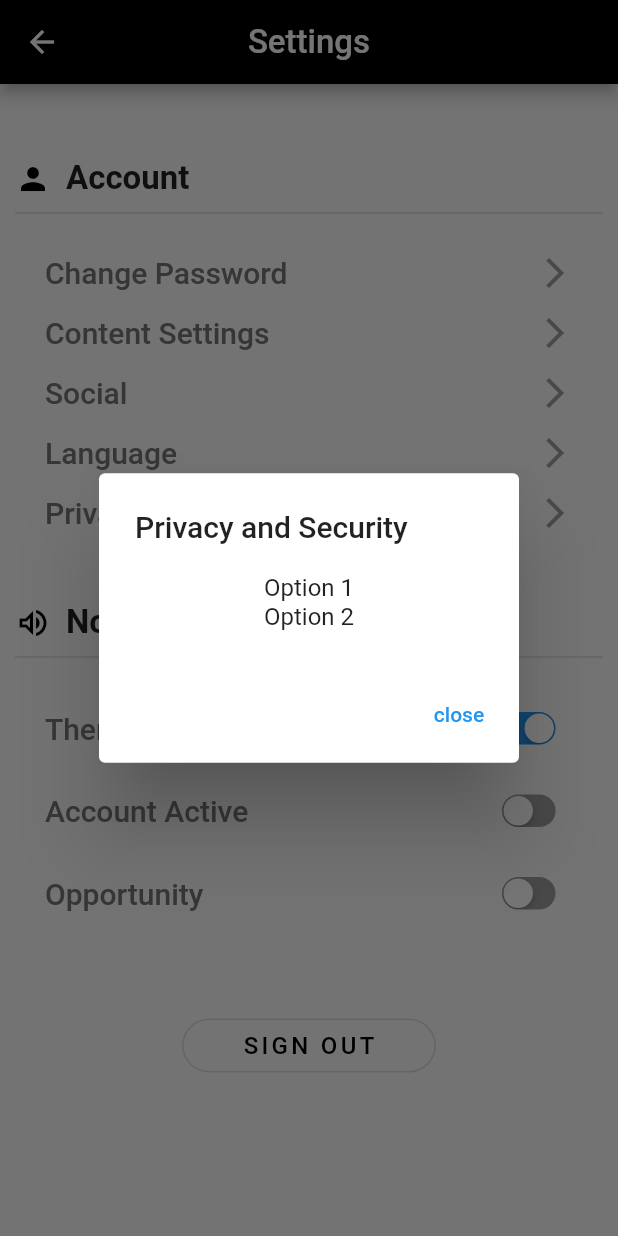
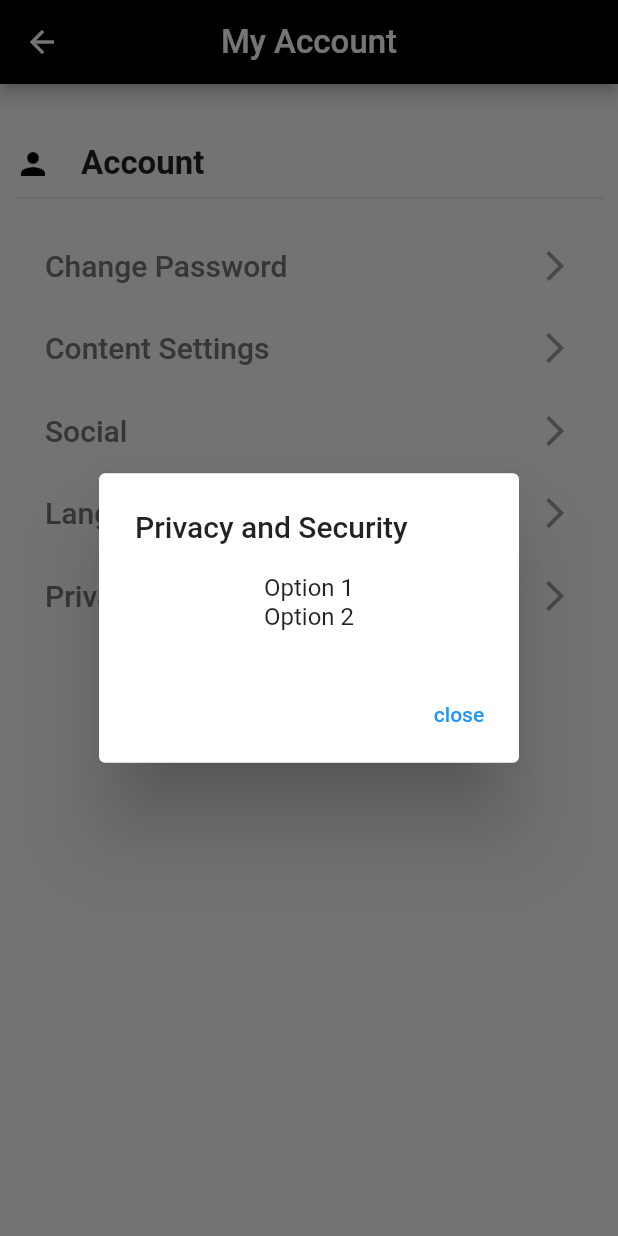
Before and after one commit to Sejal-Khilari/Hostafe, a Flutter app: the NavigationDrawer widget shown alone on an empty page, opened directly, after a tap on "My Account", after a tap on "Privacy and Security", on a phone screen of 412 x 824 dp. Run offline on Flutter 3.47's test engine with Material 2 defaults, Android fonts, the light colour scheme and no system bars; our stand-ins replace cloud_firestore, firebase_auth, firebase_core, fluttertoast; accounts and stored records are empty; network calls fail.

Commit message:
changes in settings.dart and myacccount.dart pages

```diff
--- a/lib/screens/navigation/navigation_drawer.dart
+++ b/lib/screens/navigation/navigation_drawer.dart
@@ -1,4 +1,5 @@
 import 'package:cloud_firestore/cloud_firestore.dart';
+import 'package:email_password/screens/pages/myacccount.dart';
 import 'package:firebase_auth/firebase_auth.dart';
 import 'package:flutter/cupertino.dart';
 import 'package:flutter/material.dart';
@@ -116,7 +117,7 @@ class _NavigationDrawerState extends State<NavigationDrawer> {
     switch (index) {
       case 0:
         Navigator.push(context,
-            MaterialPageRoute(builder: (context) => const Settings1()));
+            MaterialPageRoute(builder: (context) => const MyAccount()));
         break;
       case 1:
         Navigator.push(context,
--- a/lib/screens/pages/myacccount.dart
+++ b/lib/screens/pages/myacccount.dart
@@ -0,0 +1,103 @@
+import 'package:flutter/material.dart';
+import 'package:cupertino_icons/cupertino_icons.dart';
+
+class MyAccount extends StatefulWidget {
+  const MyAccount({Key? key}) : super(key: key);
+
+  @override
+  State<MyAccount> createState() => _MyAccountState();
+}
+
+class _MyAccountState extends State<MyAccount> {
+  @override
+  Widget build(BuildContext context) {
+    return Scaffold(
+      appBar: AppBar(
+        title: Text(
+          'My Account',
+          style: TextStyle(fontSize: 22),
+        ),
+        centerTitle: true,
+        backgroundColor: Colors.black,
+      ),
+      body: Container(
+        padding: const EdgeInsets.all(10),
+        child: ListView(
+          children: [
+            SizedBox(
+              height: 30,
+            ),
+            Row(
+              children: [
+                Icon(
+                  Icons.person,
+                  color: Colors.black,
+                ),
+                SizedBox(
+                  width: 20,
+                ),
+                Text(
+                  "Account",
+                  style: TextStyle(fontSize: 22, fontWeight: FontWeight.bold),
+                )
+              ],
+            ),
+            Divider(height: 20, thickness: 1),
+            SizedBox(height: 15),
+            buildAccountOption(context, "Change Password"),
+            SizedBox(height: 15),
+            buildAccountOption(context, "Content Settings"),
+            SizedBox(height: 15),
+            buildAccountOption(context, "Social"),
+            SizedBox(height: 15),
+            buildAccountOption(context, "Language"),
+            SizedBox(height: 15),
+            buildAccountOption(context, "Privacy and Security"),
+          ],
+        ),
+      ),
+    );
+  }
+
+  GestureDetector buildAccountOption(BuildContext context, String title) {
+    return GestureDetector(
+      onTap: () {
+        showDialog(
+            context: context,
+            builder: (BuildContext context) {
+              return AlertDialog(
+                title: Text(title),
+                content: Column(
+                  mainAxisSize: MainAxisSize.min,
+                  children: [Text("Option 1"), Text('Option 2')],
+                ),
+                actions: [
+                  TextButton(
+                    onPressed: () {
+                      Navigator.of(context).pop();
+                    },
+                    child: Text("close"),
+                  )
+                ],
+              );
+            });
+      },
+      child: Padding(
+        padding: const EdgeInsets.symmetric(vertical: 8, horizontal: 20),
+        child: Row(
+          mainAxisAlignment: MainAxisAlignment.spaceBetween,
+          children: [
+            Text(
+              title,
+              style: TextStyle(
+                  fontSize: 20,
+                  fontWeight: FontWeight.w500,
+                  color: Colors.grey[600]),
+            ),
+            Icon(Icons.arrow_forward_ios, color: Colors.grey),
+          ],
+        ),
+      ),
+    );
+  }
+}
--- a/lib/screens/pages/settings.dart
+++ b/lib/screens/pages/settings.dart
@@ -9,9 +9,9 @@ class Settings1 extends StatefulWidget {
 }
 
 class _SettingsState extends State<Settings1> {
-  bool _isDark = false;
-  ThemeData _light = ThemeData.light();
-  ThemeData _dark = ThemeData.dark();
+  // bool _isDark = false;
+  // ThemeData _light = ThemeData.light();
+  // ThemeData _dark = ThemeData.dark();
 
   bool valNotify1 = true;
   bool valNotify2 = false;
@@ -57,31 +57,8 @@ class _SettingsState extends State<Settings1> {
         child: ListView(
           children: [
             SizedBox(
-              height: 40,
+              height: 20,
             ),
-            Row(
-              children: [
-                Icon(
-                  Icons.person,
-                  color: Colors.black,
-                ),
-                SizedBox(
-                  width: 10,
-                ),
-                Text(
-                  "Account",
-                  style: TextStyle(fontSize: 22, fontWeight: FontWeight.bold),
-                ),
-              ],
-            ),
-            Divider(height: 20, thickness: 1),
-            SizedBox(height: 10),
-            buildAccountOption(context, "Change Password"),
-            buildAccountOption(context, "Content Settings"),
-            buildAccountOption(context, "Social"),
-            buildAccountOption(context, "Language"),
-            buildAccountOption(context, "Privacy and Security"),
-            SizedBox(height: 40),
             Row(
               children: [
                 Icon(Icons.volume_up_outlined, color: Colors.black),
@@ -94,11 +71,13 @@ class _SettingsState extends State<Settings1> {
               ],
             ),
             Divider(height: 20, thickness: 1),
+            SizedBox(height: 15),
+            buildNotificationOption(
+                "Theme Dark", valNotify1, onChangeFunction1),
             SizedBox(height: 10),
             buildNotificationOption(
-                "Theme Dark", valNotify1, onChangeFunction1),
-            buildNotificationOption(
                 "Account Active", valNotify2, onChangeFunction2),
+            SizedBox(height: 10),
             buildNotificationOption(
                 "Opportunity", valNotify3, onChangeFunction3),
             SizedBox(height: 50),
@@ -154,46 +133,4 @@ class _SettingsState extends State<Settings1> {
       ),
     );
   }
-
-  GestureDetector buildAccountOption(BuildContext context, String title) {
-    return GestureDetector(
-      onTap: () {
-        showDialog(
-            context: context,
-            builder: (BuildContext context) {
-              return AlertDialog(
-                title: Text(title),
-                content: Column(
-                  mainAxisSize: MainAxisSize.min,
-                  children: [Text("Option 1"), Text('Option 2')],
-                ),
-                actions: [
-                  TextButton(
-                    onPressed: () {
-                      Navigator.of(context).pop();
-                    },
-                    child: Text("close"),
-                  )
-                ],
-              );
-            });
-      },
-      child: Padding(
-        padding: const EdgeInsets.symmetric(vertical: 8, horizontal: 20),
-        child: Row(
-          mainAxisAlignment: MainAxisAlignment.spaceBetween,
-          children: [
-            Text(
-              title,
-              style: TextStyle(
-                  fontSize: 20,
-                  fontWeight: FontWeight.w500,
-                  color: Colors.grey[600]),
-            ),
-            Icon(Icons.arrow_forward_ios, color: Colors.grey),
-          ],
-        ),
-      ),
-    );
-  }
 }
```
